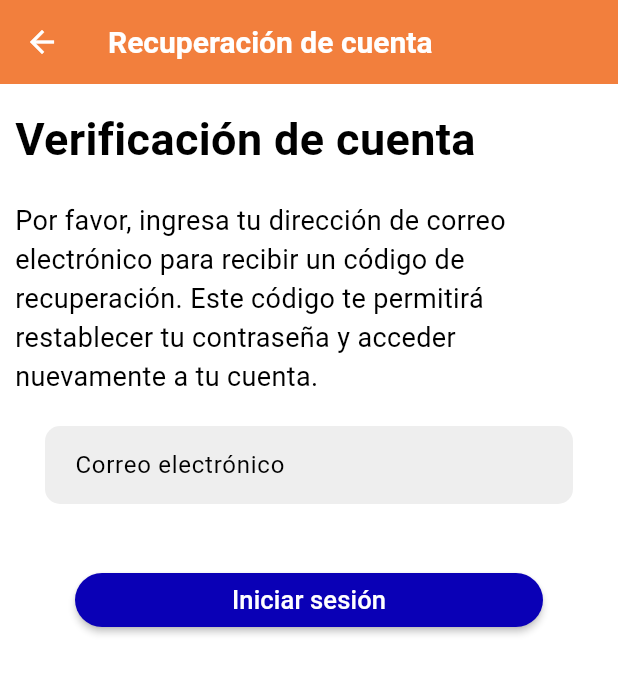
After one commit to AndresCamiloChavez/app_pamii, a Flutter app: the screen it shows after launch, after a tap on "Iniciar sesión", after a tap on "¿Olvidaste la contraseña?", on a phone screen of 412 x 824 dp. The commit adds this screen. Shown: the top 674 px of the screen. Run offline on Flutter 3.47's test engine with Material 3 defaults, Android fonts, the light colour scheme and no system bars; our stand-ins replace carousel_slider, dio, flutter_riverpod, go_router.

Commit message:
Implementación de recuperación de contraseña

```diff
--- a/lib/core/router/app_router.dart
+++ b/lib/core/router/app_router.dart
@@ -1,4 +1,5 @@
 import 'package:app_pamii/presentation/pages/auth/login_page.dart';
+import 'package:app_pamii/presentation/pages/auth/recover/verification_email_page.dart';
 import 'package:app_pamii/presentation/pages/auth/register_page.dart';
 import 'package:app_pamii/presentation/pages/auth/register_page_business.dart';
 import 'package:app_pamii/presentation/pages/home/home_page.dart';
@@ -17,8 +18,7 @@ final routerProvider = Provider<GoRouter>((ref) {
       print("Log full path ${path}");
 
       // Permitir explícitamente la navegación a las páginas de registro sin redirección
-      if (path!.endsWith('/login/register') ||
-          path.endsWith('/login/register-business')) {
+      if (path!.endsWith('/login/register') || path.endsWith('/login/register-business') || path.endsWith('/recover')) {
         return null;
       }
 
@@ -41,6 +41,10 @@ final routerProvider = Provider<GoRouter>((ref) {
         builder: (context, state) => Container(),
       ),
       GoRoute(
+        path: '/recover',
+        builder: (context, state) => const VerificationEmailPage(),
+      ),
+      GoRoute(
         path: '/login',
         builder: (context, state) => const LoginPage(),
         routes: [
--- a/lib/data/repositories/auth/auth_repository.dart
+++ b/lib/data/repositories/auth/auth_repository.dart
@@ -28,7 +28,6 @@ class AuthRepository {
     [Function(T)? onSuccess]
   ) async {
     try {
-      print("Log. data ${data}");
       final response = await dio.post(path, data: jsonEncode(data));
       if (response.statusCode == 200 || response.statusCode == 201) {
         T result = fromJson(response.data);
@@ -37,8 +36,6 @@ class AuthRepository {
       }
       return ResponsePamii<T>(isFailure: true, messageError: "Ocurrió un error en el sistema");
     } on DioException catch (e) {
-      print("Log ${e.response?.data}");
-      print("Log ${e}");
       return ResponsePamii<T>(
         isFailure: true,
         messageError: e.response?.data['message'] ?? "Ocurrió un error en el sistema"
@@ -70,5 +67,13 @@ class AuthRepository {
       CompanyResponse.fromJson
     );
   }
+  dynamic sendCodeRecover(String email) {
+    // return _makePostRequest<CompanyResponse>(
+    //   '/business/register',
+    //   "email",
+
+    // );
+    return "";
+  }
 
 }
--- /dev/null
+++ b/lib/presentation/pages/auth/recover/verification_email_page.dart
@@ -0,0 +1,82 @@
+import 'package:app_pamii/core/constants/colors.dart';
+import 'package:flutter/material.dart';
+
+class VerificationEmailPage extends StatelessWidget {
+  const VerificationEmailPage({Key? key}) : super(key: key);
+
+  @override
+  Widget build(BuildContext context) {
+    return Scaffold(
+      backgroundColor: Colors.white,
+      appBar: AppBar(
+        title: const Text('Recuperación de cuenta',
+            style: TextStyle(fontWeight: FontWeight.bold, fontSize: 20)),
+      ),
+      body: SafeArea(
+        child: Container(
+          margin: const EdgeInsets.symmetric(vertical: 15, horizontal: 10),
+          child: Column(
+            crossAxisAlignment: CrossAxisAlignment.start,
+            children: [
+              const Text(
+                'Verificación de cuenta',
+                style: TextStyle(fontWeight: FontWeight.bold, fontSize: 30),
+              ),
+              const SizedBox(
+                height: 20,
+              ),
+              const Text(
+                'Por favor, ingresa tu dirección de correo electrónico para recibir un código de recuperación. Este código te permitirá restablecer tu contraseña y acceder nuevamente a tu cuenta.',
+                style: TextStyle(fontSize: 18),
+                textAlign: TextAlign.start,
+              ),
+              Container(
+                margin: const EdgeInsets.all(20),
+                child: TextField(
+                  decoration: InputDecoration(
+                    filled: true,
+                    fillColor: Colors.grey[200],
+                    border: OutlineInputBorder(
+                      borderRadius:
+                          BorderRadius.circular(10.0),
+                      borderSide: BorderSide.none,
+                    ),
+                    enabledBorder: OutlineInputBorder(
+                      borderRadius:
+                          BorderRadius.circular(10.0),
+                      borderSide: BorderSide.none,
+                    ),
+                    focusedBorder: OutlineInputBorder(
+                      borderRadius:
+                          BorderRadius.circular(10.0),
+                      borderSide: const BorderSide(
+                        color: Color.fromARGB(255, 142, 144,
+                            146),
+                      ),
+                    ),
+                    hintText: 'Correo electrónico',
+                    contentPadding: const EdgeInsets.symmetric(
+                        horizontal: 16.0, vertical: 14.0),
+                  ),
+                  style: const TextStyle(fontSize: 16.0),
+                ),
+              ),
+              Container(
+                padding: const EdgeInsets.all(20),
+                margin: const EdgeInsets.symmetric(horizontal: 20),
+                child: MaterialButton(
+                  minWidth: double.infinity,
+                  shape: const StadiumBorder(),
+                  color: AppTheme.theme.primaryColorDark,
+                  onPressed: () {},
+                  child: const Text('Iniciar sesión',
+                      style: TextStyle(color: Colors.white, fontSize: 17)),
+                ),
+              ),
+            ],
+          ),
+        ),
+      ),
+    );
+  }
+}
--- a/lib/presentation/pages/auth/widgets/form_login.dart
+++ b/lib/presentation/pages/auth/widgets/form_login.dart
@@ -1,4 +1,5 @@
 import 'package:app_pamii/core/constants/colors.dart';
+import 'package:app_pamii/core/router/app_router.dart';
 import 'package:app_pamii/presentation/providers/auth/form_provider.dart';
 import 'package:flutter/material.dart';
 import 'package:flutter_riverpod/flutter_riverpod.dart';
@@ -51,6 +52,9 @@ class LoginForm extends ConsumerWidget {
             child: Text('Iniciar sesión',
                 style: TextStyle(color: AppTheme.theme.primaryColor, fontSize: 17)),
           ),
+          TextButton(onPressed: (){
+            ref.read(routerProvider).push('/recover');
+          }, child: const Text("¿Olvidaste la contraseña?"))
         ],
       ),
     );
```
